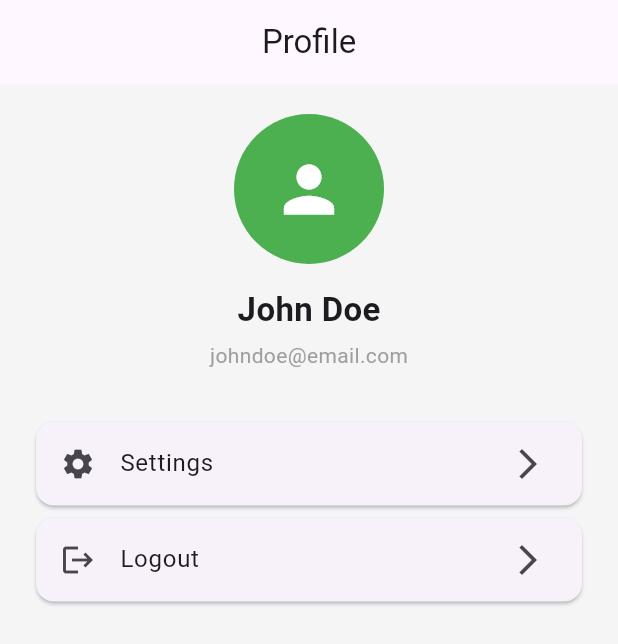
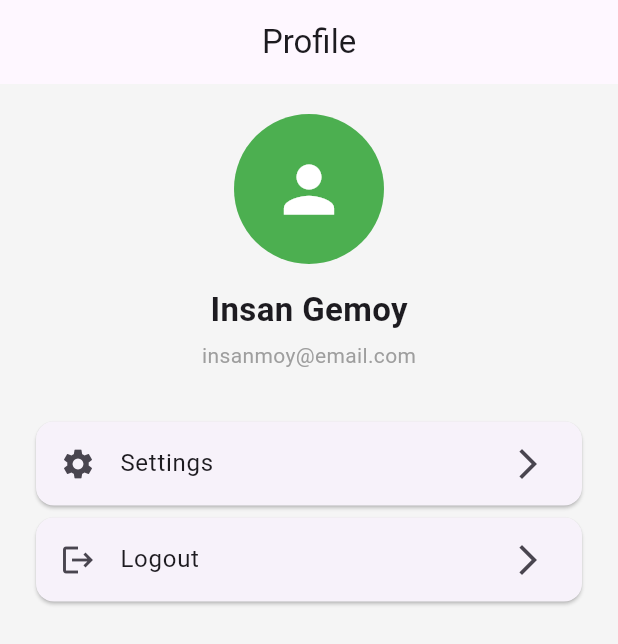
Before and after one commit to InsanNiaCahayaPutri/Implementasi-Wireframe-Part1, a Flutter app: the ProfileScreen screen opened directly, on a phone screen of 412 x 824 dp. Shown: the top 644 px of the screen. Run offline on Flutter 3.47's test engine with Material 3 defaults, Android fonts, the phone set to English and light mode, and no system bars.

Commit message:
ganti dummy nama dan email

```diff
--- a/money_tracker_insan/lib/screens/profile_screen.dart
+++ b/money_tracker_insan/lib/screens/profile_screen.dart
@@ -23,14 +23,14 @@ class ProfileScreen extends StatelessWidget {
             const SizedBox(height: 15),
 
             const Text(
-              "John Doe",
+              "Insan Gemoy",
               style: TextStyle(fontSize: 22, fontWeight: FontWeight.bold),
             ),
 
             const SizedBox(height: 5),
 
             const Text(
-              "johndoe@email.com",
+              "insanmoy@email.com",
               style: TextStyle(color: Colors.grey),
             ),
 
```
Also changed, not shown: money_tracker_insan/lib/screens/add_transaction_screen.dart (+30 -11 lines).
